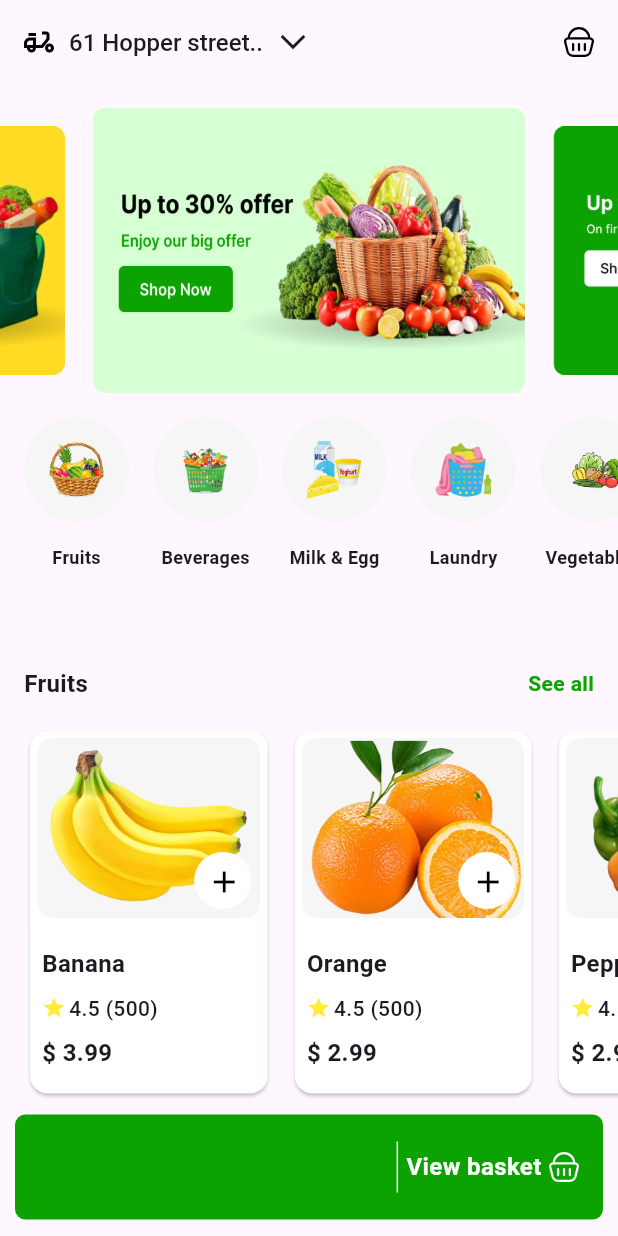
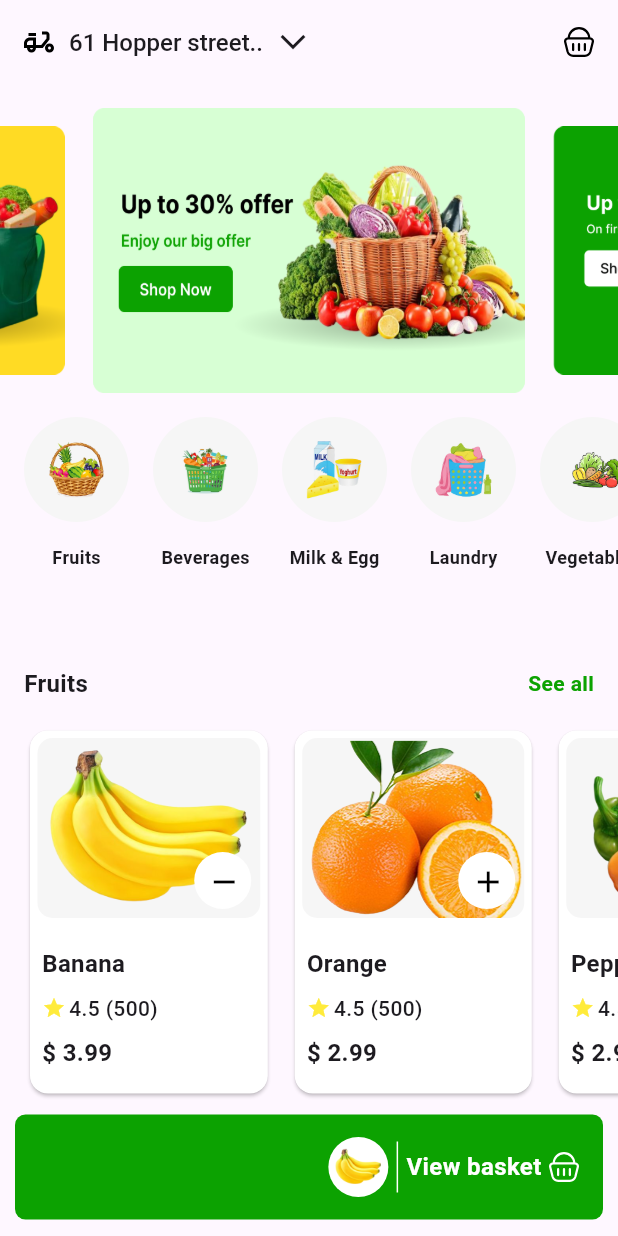
Before and after one commit to AshrafElManDoh/grabber_app, a Flutter app: the screen it shows after launch, after a tap on the "add" icon, on a phone screen of 412 x 824 dp. Run offline on Flutter 3.47's test engine with Material 3 defaults, Android fonts, the light colour scheme and no system bars; drawn by our look-alikes of carousel_slider; our stand-ins replace flutter_svg.

Commit message:
show container when add item

```diff
--- a/lib/views/home_view.dart
+++ b/lib/views/home_view.dart
@@ -2,8 +2,8 @@ import 'package:flutter/material.dart';
 import 'package:flutter_svg/svg.dart';
 import 'package:grapper_app/models/category_model.dart';
 import 'package:grapper_app/models/fruit_model.dart';
-import 'package:grapper_app/widgets/added_item.dart';
 import 'package:grapper_app/widgets/category_list_view.dart';
+import 'package:grapper_app/widgets/custom_added_item_container.dart';
 import 'package:grapper_app/widgets/custom_sliders.dart';
 import 'package:grapper_app/widgets/fruits_widget.dart';
 
@@ -53,6 +53,23 @@ class _HomeViewState extends State<HomeView> {
   ];
 
   List<FruitModel> basketList = [];
+  bool showContainer = false;
+
+  void toggleProduct(FruitModel fruit) {
+    setState(() {
+      if (basketList.contains(fruit)) {
+        basketList.remove(fruit);
+      } else {
+        basketList.add(fruit);
+      }
+      showContainer = true;
+      Future.delayed(const Duration(seconds: 2), () {
+        setState(() => showContainer = false);
+      });
+    });
+  }
+
+  bool isSelected(FruitModel fruit) => basketList.contains(fruit);
 
   @override
   Widget build(BuildContext context) {
@@ -83,58 +100,17 @@ class _HomeViewState extends State<HomeView> {
           SizedBox(height: 16),
           CategoryListView(categories: categories),
           SizedBox(height: 16),
-          FruitsWidget(fruits: fruits),
+          FruitsWidget(
+            fruits: fruits,
+            toggleProduct: toggleProduct,
+            isSelected: isSelected,
+          ),
           Spacer(),
-          Container(
-            height: 70,
-            width: double.infinity,
-            margin: EdgeInsets.all(10),
-            padding: EdgeInsets.symmetric(horizontal: 16, vertical: 10),
-            decoration: BoxDecoration(
-              color: Color(0xff0CA201),
-              borderRadius: BorderRadius.circular(7),
-            ),
-            child: Row(
-              mainAxisAlignment: MainAxisAlignment.start,
-              children: [
-                Expanded(
-                  child: ListView.separated(
-                    shrinkWrap: true,
-                    scrollDirection: Axis.horizontal,
-                    itemBuilder: (context, index) =>
-                        AddedItem(fruitModel: basketList[index]),
-                    separatorBuilder: (context, index) => SizedBox(width: 5),
-                    itemCount: basketList.length,
-                    reverse: true,
-                  ),
-                ),
-                SizedBox(width: 5),
-                VerticalDivider(
-                  indent: 8,
-                  endIndent: 8,
-                  thickness: 1,
-                  width: 2,
-                  color: Colors.white,
-                ),
-                SizedBox(width: 5),
-                Text(
-                  "View basket",
-                  style: TextStyle(
-                    fontSize: 16,
-                    fontWeight: FontWeight.w600,
-                    color: Colors.white,
-                  ),
-                ),
-                SizedBox(width: 5),
-                SvgPicture.asset(
-                  "assets/images/icons/basket.svg",
-                  colorFilter: const ColorFilter.mode(
-                    Colors.white,
-                    BlendMode.srcIn,
-                  ),
-                ),
-              ],
-            ),
+          AnimatedSwitcher(
+            duration: Duration(milliseconds: 500),
+            child: showContainer
+                ? CustomAddedItemContainer(basketList: basketList)
+                : const SizedBox.shrink(),
           ),
           SizedBox(height: 30),
         ],
--- /dev/null
+++ b/lib/widgets/custom_added_item_container.dart
@@ -0,0 +1,62 @@
+import 'package:flutter/material.dart';
+import 'package:flutter_svg/svg.dart';
+import 'package:grapper_app/models/fruit_model.dart';
+import 'package:grapper_app/widgets/added_item.dart';
+
+class CustomAddedItemContainer extends StatelessWidget {
+  const CustomAddedItemContainer({super.key, required this.basketList});
+
+  final List<FruitModel> basketList;
+
+  @override
+  Widget build(BuildContext context) {
+    return Container(
+      height: 70,
+      width: double.infinity,
+      margin: EdgeInsets.all(10),
+      padding: EdgeInsets.symmetric(horizontal: 16, vertical: 10),
+      decoration: BoxDecoration(
+        color: Color(0xff0CA201),
+        borderRadius: BorderRadius.circular(7),
+      ),
+      child: Row(
+        mainAxisAlignment: MainAxisAlignment.start,
+        children: [
+          Expanded(
+            child: ListView.separated(
+              shrinkWrap: true,
+              scrollDirection: Axis.horizontal,
+              itemBuilder: (context, index) =>
+                  AddedItem(fruitModel: basketList[index]),
+              separatorBuilder: (context, index) => SizedBox(width: 5),
+              itemCount: basketList.length,
+              reverse: true,
+            ),
+          ),
+          SizedBox(width: 5),
+          VerticalDivider(
+            indent: 8,
+            endIndent: 8,
+            thickness: 1,
+            width: 2,
+            color: Colors.white,
+          ),
+          SizedBox(width: 5),
+          Text(
+            "View basket",
+            style: TextStyle(
+              fontSize: 16,
+              fontWeight: FontWeight.w600,
+              color: Colors.white,
+            ),
+          ),
+          SizedBox(width: 5),
+          SvgPicture.asset(
+            "assets/images/icons/basket.svg",
+            colorFilter: const ColorFilter.mode(Colors.white, BlendMode.srcIn),
+          ),
+        ],
+      ),
+    );
+  }
+}
--- a/lib/widgets/fruit_item_widget.dart
+++ b/lib/widgets/fruit_item_widget.dart
@@ -2,8 +2,15 @@ import 'package:flutter/material.dart';
 import 'package:grapper_app/models/fruit_model.dart';
 
 class FruitItemWidget extends StatelessWidget {
-  const FruitItemWidget({super.key, required this.fruitModel});
+  const FruitItemWidget({
+    super.key,
+    required this.fruitModel,
+    required this.toggleProduct,
+    required this.isSelected,
+  });
   final FruitModel fruitModel;
+  final void Function(FruitModel fruit) toggleProduct;
+  final bool Function(FruitModel fruit) isSelected;
   @override
   Widget build(BuildContext context) {
     return Card(
@@ -29,9 +36,11 @@ class FruitItemWidget extends StatelessWidget {
                     backgroundColor: Colors.white,
                     child: IconButton(
                       onPressed: () {
-
+                        toggleProduct(fruitModel);
                       },
-                      icon: Icon(Icons.add, color: Colors.black),
+                      icon: isSelected(fruitModel)
+                          ? Icon(Icons.remove, color: Colors.black)
+                          : Icon(Icons.add, color: Colors.black),
                     ),
                   ),
                 ),
@@ -55,7 +64,10 @@ class FruitItemWidget extends StatelessWidget {
                     SizedBox(width: 2),
                     Text(
                       "4.5 (500)",
-                      style: TextStyle(fontSize: 14, fontWeight: FontWeight.w500),
+                      style: TextStyle(
+                        fontSize: 14,
+                        fontWeight: FontWeight.w500,
+                      ),
                     ),
                   ],
                 ),
--- a/lib/widgets/fruit_list_view.dart
+++ b/lib/widgets/fruit_list_view.dart
@@ -3,8 +3,15 @@ import 'package:grapper_app/models/fruit_model.dart';
 import 'package:grapper_app/widgets/fruit_item_widget.dart';
 
 class FruitListView extends StatelessWidget {
-  const FruitListView({super.key, required this.fruits});
+  const FruitListView({
+    super.key,
+    required this.fruits,
+    required this.toggleProduct,
+    required this.isSelected,
+  });
   final List<FruitModel> fruits;
+  final void Function(FruitModel fruit) toggleProduct;
+  final bool Function(FruitModel fruit) isSelected;
   @override
   Widget build(BuildContext context) {
     return SizedBox(
@@ -13,8 +20,11 @@ class FruitListView extends StatelessWidget {
         scrollDirection: Axis.horizontal,
         shrinkWrap: true,
         padding: EdgeInsets.only(left: 16, right: 16),
-        itemBuilder: (context, index) =>
-            FruitItemWidget(fruitModel: fruits[index]),
+        itemBuilder: (context, index) => FruitItemWidget(
+          fruitModel: fruits[index],
+          toggleProduct: toggleProduct,
+          isSelected: isSelected,
+        ),
         separatorBuilder: (context, index) => SizedBox(width: 10),
         itemCount: fruits.length,
       ),
--- a/lib/widgets/fruits_widget.dart
+++ b/lib/widgets/fruits_widget.dart
@@ -6,9 +6,12 @@ class FruitsWidget extends StatelessWidget {
   const FruitsWidget({
     super.key,
     required this.fruits,
-
+    required this.toggleProduct,
+    required this.isSelected,
   });
   final List<FruitModel> fruits;
+  final void Function(FruitModel fruit) toggleProduct;
+  final bool Function(FruitModel fruit) isSelected;
   @override
   Widget build(BuildContext context) {
     return Column(
@@ -18,7 +21,11 @@ class FruitsWidget extends StatelessWidget {
           child: FruitsHeader(),
         ),
         SizedBox(height: 16),
-        FruitListView(fruits: fruits),
+        FruitListView(
+          fruits: fruits,
+          toggleProduct: toggleProduct,
+          isSelected: isSelected,
+        ),
       ],
     );
   }
```
